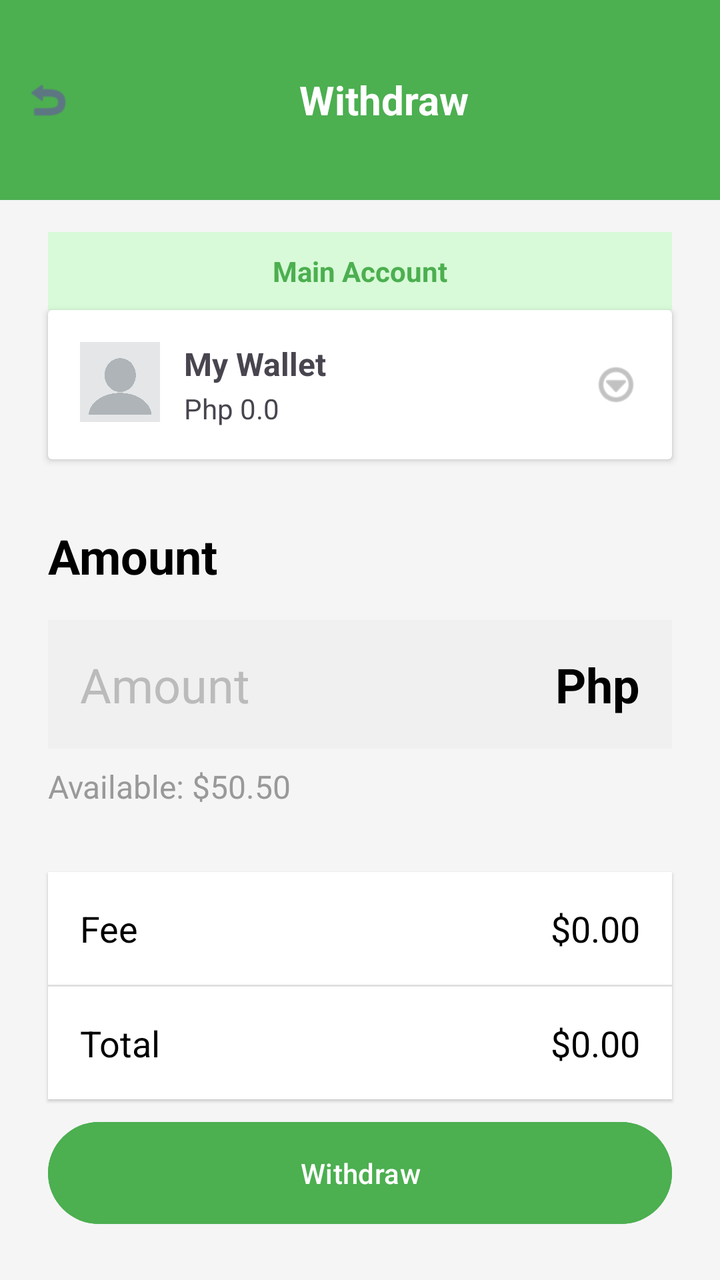
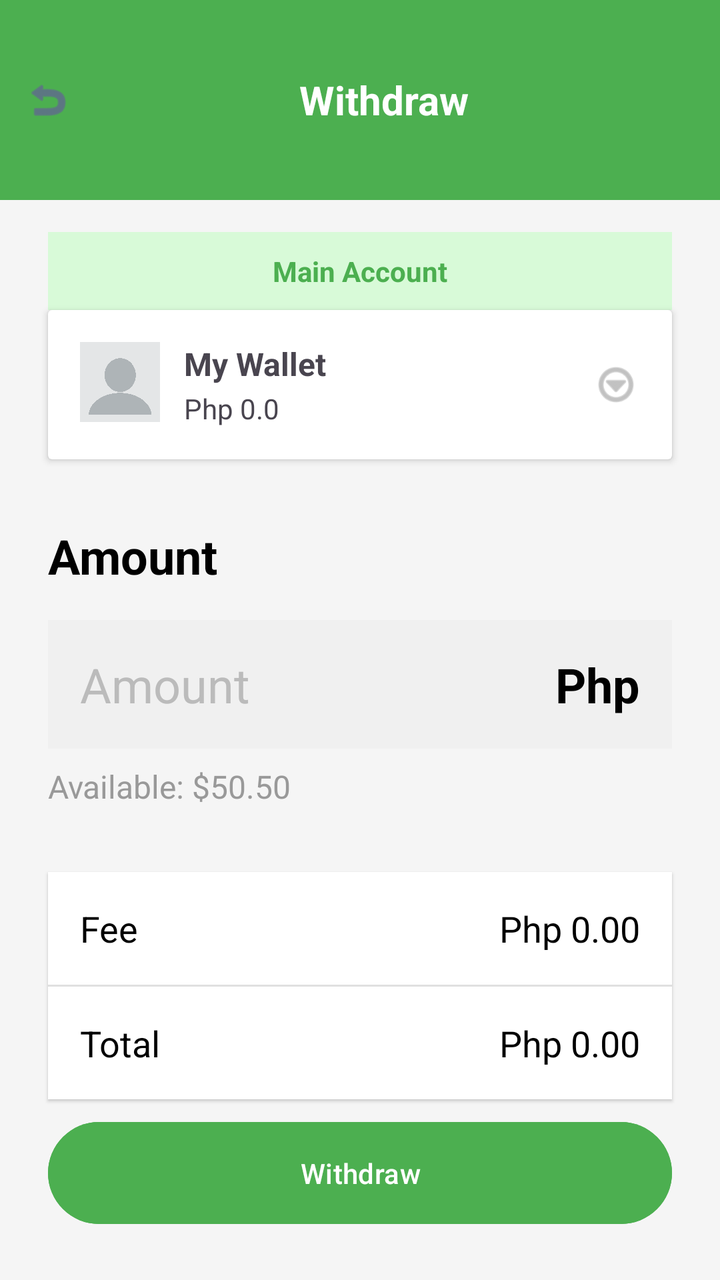

The first picture is an Android layout as it rendered before a commit; the second is the same layout after the commit. The layout source and the unified diff follow.
<!-- AndroidManifest.xml: application theme Theme.WealthLink -->
<!-- res/layout/activity_withdraw_amount.xml -->
<?xml version="1.0" encoding="utf-8"?>
<RelativeLayout xmlns:android="http://schemas.android.com/apk/res/android"
    xmlns:app="http://schemas.android.com/apk/res-auto"
    android:layout_width="match_parent"
    android:layout_height="match_parent"
    android:background="#F5F5F5"
    android:id="@+id/main">

    
    <LinearLayout
        android:id="@+id/header"
        android:layout_width="match_parent"
        android:layout_height="100dp"
        android:background="@drawable/header_bg"
        android:orientation="horizontal"
        android:paddingStart="12dp"
        android:paddingEnd="12dp"
        android:gravity="center_vertical">

        <Button
            android:layout_width="24dp"
            android:layout_height="24dp"
            android:background="@android:drawable/ic_menu_revert"
            android:tint="@android:color/white"
            android:padding="0dp"
            android:id="@+id/btnBack"/>

        <TextView
            android:layout_width="match_parent"
            android:layout_height="wrap_content"
            android:text="Withdraw"
            android:textSize="20sp"
            android:textStyle="bold"
            android:textColor="@android:color/white"
            android:gravity="center" />
    </LinearLayout>

    
    <TextView
        android:id="@+id/tvMainLabel"
        android:layout_below="@id/header"
        android:layout_width="match_parent"
        android:layout_height="wrap_content"
        android:background="#D8FAD8"
        android:text="Main Account"
        android:gravity="center"
        android:padding="10dp"
        android:textColor="#4CAF50"
        android:textStyle="bold"
        android:layout_marginTop="16dp"
        android:layout_marginStart="24dp"
        android:layout_marginEnd="24dp"
        android:backgroundTintMode="src_in"
        android:backgroundTint="#D8FAD8" />

    
    <androidx.cardview.widget.CardView
        android:id="@+id/cardMainAccount"
        android:layout_width="match_parent"
        android:layout_height="wrap_content"
        android:layout_below="@id/tvMainLabel"
        android:layout_marginStart="24dp"
        android:layout_marginEnd="24dp"
        android:elevation="4dp"
        >

        <RelativeLayout
            android:layout_width="match_parent"
            android:layout_height="wrap_content"
            android:padding="16dp">

            <ImageView
                android:id="@+id/ivMainAccountIcon"
                android:layout_width="40dp"
                android:layout_height="40dp"
                android:src="@drawable/profile_pic"
                android:contentDescription="account icon" />

            <LinearLayout
                android:layout_width="wrap_content"
                android:layout_height="wrap_content"
                android:orientation="vertical"
                android:layout_toEndOf="@id/ivMainAccountIcon"
                android:layout_marginStart="12dp">

                <TextView
                    android:id="@+id/tvMainBankName"
                    android:layout_width="wrap_content"
                    android:layout_height="wrap_content"
                    android:text="My Wallet"
                    android:textStyle="bold"
                    android:textSize="16sp" />

                <TextView
                    android:id="@+id/tvBalance"
                    android:layout_width="wrap_content"
                    android:layout_height="wrap_content"
                    android:text="Php 0.0"
                    android:textSize="14sp"
                    android:layout_marginTop="2dp" />
            </LinearLayout>

            <ImageView
                android:id="@+id/ivMainMenu"
                android:layout_width="24dp"
                android:layout_height="24dp"
                android:src="@android:drawable/ic_menu_more"
                android:layout_alignParentEnd="true"
                android:layout_centerVertical="true"
                android:contentDescription="menu"
                app:tint="#999999" />
        </RelativeLayout>
    </androidx.cardview.widget.CardView>

    
    <TextView
        android:id="@+id/tvAmountLabel"
        android:layout_width="wrap_content"
        android:layout_height="wrap_content"
        android:text="Amount"
        android:textSize="24sp"
        android:textStyle="bold"
        android:textColor="#000000"
        android:layout_below="@id/cardMainAccount"
        android:layout_marginTop="32dp"
        android:layout_marginStart="24dp" />

    
    <RelativeLayout
        android:id="@+id/amountInputContainer"
        android:layout_width="match_parent"
        android:layout_height="wrap_content"
        android:layout_below="@id/tvAmountLabel"
        android:layout_marginTop="16dp"
        android:layout_marginStart="24dp"
        android:layout_marginEnd="24dp"
        android:background="#F0F0F0"
        android:padding="16dp">

        <EditText
            android:id="@+id/etAmount"
            android:layout_width="match_parent"
            android:layout_height="wrap_content"
            android:layout_toStartOf="@id/tvCurrency"
            android:background="@null"
            android:hint="Amount"
            android:inputType="numberDecimal"
            android:textSize="24sp"
            android:textColorHint="#BBBBBB" />

        <TextView
            android:id="@+id/tvCurrency"
            android:layout_width="wrap_content"
            android:layout_height="wrap_content"
            android:layout_alignParentEnd="true"
            android:text="Php"
            android:textSize="24sp"
            android:textStyle="bold"
            android:textColor="#000000" />
    </RelativeLayout>

    
    <TextView
        android:id="@+id/tvAvailableBalance"
        android:layout_width="wrap_content"
        android:layout_height="wrap_content"
        android:text="Available: $50.50"
        android:textSize="16sp"
        android:textColor="#999999"
        android:layout_below="@id/amountInputContainer"
        android:layout_marginTop="8dp"
        android:layout_marginStart="24dp" />

    
    <RelativeLayout
        android:id="@+id/feesAndtotal"
        android:layout_width="match_parent"
        android:layout_height="wrap_content"
        android:layout_below="@id/tvAvailableBalance"
        android:layout_marginTop="32dp"
        android:layout_marginStart="24dp"
        android:layout_marginEnd="24dp"
        android:background="@android:color/white"
        android:elevation="1dp">

        <TextView
            android:id="@+id/tvFeeLabel"
            android:layout_width="wrap_content"
            android:layout_height="wrap_content"
            android:text="Fee"
            android:textSize="18sp"
            android:textColor="#000000"
            android:layout_marginTop="16dp"
            android:layout_marginStart="16dp"/>

        <TextView
            android:id="@+id/tvFeeAmount"
            android:layout_width="wrap_content"
            android:layout_height="wrap_content"
            android:text="$0.00"
            android:textSize="18sp"
            android:textColor="#000000"
            android:layout_alignParentEnd="true"
            android:layout_alignBaseline="@id/tvFeeLabel"
            android:layout_marginEnd="16dp"/>


        <View
            android:id="@+id/divider"
            android:layout_width="match_parent"
            android:layout_height="1dp"
            android:background="#E0E0E0"
            android:layout_below="@id/tvFeeLabel"
            android:layout_marginTop="16dp"/>


        <TextView
            android:id="@+id/tvTotalLabel"
            android:layout_width="wrap_content"
            android:layout_height="wrap_content"
            android:text="Total"
            android:textSize="18sp"
            android:textColor="#000000"
            android:layout_below="@id/divider"
            android:layout_marginTop="16dp"
            android:layout_marginStart="16dp"
            android:layout_marginBottom="16dp"/>

        <TextView
            android:id="@+id/tvTotalAmount"
            android:layout_width="wrap_content"
            android:layout_height="wrap_content"
            android:text="$0.00"
            android:textSize="18sp"
            android:textColor="#000000"
            android:layout_alignParentEnd="true"
            android:layout_alignBaseline="@id/tvTotalLabel"
            android:layout_marginEnd="16dp"/>
    </RelativeLayout>

    
    <Button
        android:id="@+id/btnWithdraw"
        android:layout_width="match_parent"
        android:layout_height="wrap_content"
        android:text="Withdraw"
        android:layout_alignParentBottom="true"
        android:layout_margin="24dp"
        android:backgroundTint="#4CAF50"
        android:textColor="@android:color/white"
        android:elevation="2dp"
        android:padding="16dp" />
    <LinearLayout
        android:id="@+id/withdrawDialog"
        android:layout_width="300dp"
        android:layout_height="300dp"
        android:orientation="vertical"
        android:gravity="center"
        android:background="@android:color/white"
        android:padding="24dp"
        android:visibility="gone"
        android:elevation="8dp"
        android:layout_margin="16dp"
        android:clipToOutline="true"
        android:outlineProvider="background"
        app:layout_constraintTop_toTopOf="parent"
        app:layout_constraintBottom_toBottomOf="parent"
        app:layout_constraintStart_toStartOf="parent"
        app:layout_constraintEnd_toEndOf="parent">

        <View
            android:layout_width="96dp"
            android:layout_height="96dp"
            android:layout_gravity="center"
            android:backgroundTint="#A5F3AC"
            android:background="@android:color/holo_green_light" />

        <TextView
            android:layout_width="wrap_content"
            android:layout_height="wrap_content"
            android:text="Account Added!"
            android:textSize="18sp"
            android:textStyle="bold"
            android:textColor="#1A1A2E"
            android:layout_marginTop="24dp" />
    </LinearLayout>
</RelativeLayout>
<!-- resources referenced by this layout -->
<resources>
  <!-- drawable header_bg (drawable) -->
  <shape xmlns:android="http://schemas.android.com/apk/res/android" android:shape="rectangle">
      <solid android:color="#4CAF50"/>
  </shape>
  <!-- drawable profile_pic: png bitmap (drawable, 37098 bytes) -->
  <style name="Theme.WealthLink" parent="Base.Theme.WealthLink" />
  <style name="Base.Theme.WealthLink" parent="Theme.Material3.DayNight.NoActionBar">
          
          
      </style>
</resources>

<!-- the commit's change to res/layout/activity_withdraw_amount.xml (unified diff, before → after) -->
@@ -197,7 +197,7 @@
             android:id="@+id/tvFeeAmount"
             android:layout_width="wrap_content"
             android:layout_height="wrap_content"
-            android:text="$0.00"
+            android:text="Php 0.00"
             android:textSize="18sp"
             android:textColor="#000000"
             android:layout_alignParentEnd="true"
@@ -230,7 +230,7 @@
             android:id="@+id/tvTotalAmount"
             android:layout_width="wrap_content"
             android:layout_height="wrap_content"
-            android:text="$0.00"
+            android:text="Php 0.00"
             android:textSize="18sp"
             android:textColor="#000000"
             android:layout_alignParentEnd="true"
